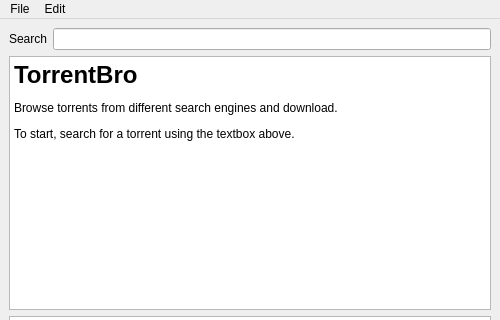
The window that torrentbro/ui/Home.ui (subins2000/TorrentBro) describes before a commit, drawn with Qt 5; both pictures show x 0 to 500 and y 0 to 320 of the 500 by 600 pixel window.
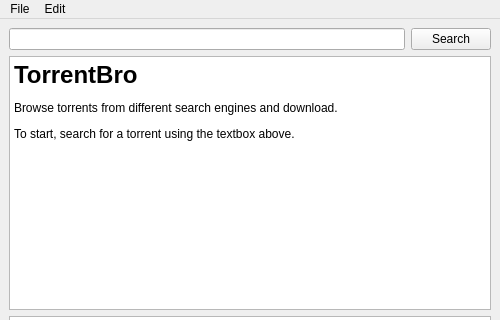
The same window after the commit. Icons and pictures are not drawn.

Commit message: Made a basic working UI

What changed in the file:
```diff
--- a/torrentbro/ui/Home.ui
+++ b/torrentbro/ui/Home.ui
@@ -30,20 +30,7 @@
        <enum>QLayout::SetMinAndMaxSize</enum>
       </property>
       <item>
-       <widget class="QLabel" name="searchLabel">
-        <property name="sizePolicy">
-         <sizepolicy hsizetype="Minimum" vsizetype="Fixed">
-          <horstretch>0</horstretch>
-          <verstretch>0</verstretch>
-         </sizepolicy>
-        </property>
-        <property name="text">
-         <string>Search</string>
-        </property>
-       </widget>
-      </item>
-      <item>
-       <widget class="QLineEdit" name="searchQuery">
+       <widget class="QLineEdit" name="searchTextbox">
         <property name="sizePolicy">
          <sizepolicy hsizetype="Expanding" vsizetype="Fixed">
           <horstretch>1</horstretch>
@@ -55,6 +42,13 @@
         </property>
        </widget>
       </item>
+      <item>
+       <widget class="QPushButton" name="searchButton">
+        <property name="text">
+         <string>Search</string>
+        </property>
+       </widget>
+      </item>
      </layout>
     </item>
     <item>
```
Left out of the diff: 2 changed lines with no effect on the pictures. The commit also changes 1 other file.
